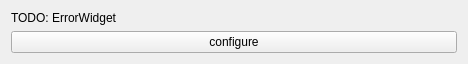
This is src/gui/widgets/errorwidget.ui in KDE/kigo as Qt 5 draws it before an edit. The edited form follows.
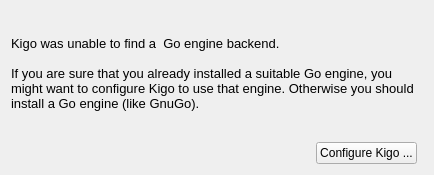
This is the edited form. Custom widgets are drawn as their Qt base class.

Commit message: Added new wood-metal theme (work-in-progress), a screenshot for the default theme, better theme reload handling and errror display when go engine is missing.

The edit to the form file:
```diff
--- a/src/gui/widgets/errorwidget.ui
+++ b/src/gui/widgets/errorwidget.ui
@@ -6,8 +6,8 @@
    <rect>
     <x>0</x>
     <y>0</y>
-    <width>468</width>
-    <height>53</height>
+    <width>434</width>
+    <height>175</height>
    </rect>
   </property>
   <property name="sizePolicy">
@@ -19,18 +19,43 @@
   <property name="windowTitle">
    <string>Form</string>
   </property>
-  <layout class="QVBoxLayout" name="verticalLayout_2">
-   <item>
-    <widget class="QLabel" name="label">
+  <layout class="QGridLayout" name="gridLayout">
+   <item row="0" column="0" colspan="3">
+    <widget class="QLabel" name="errorLabel">
      <property name="text">
-      <string>TODO: ErrorWidget</string>
+      <string>&lt;!DOCTYPE HTML PUBLIC &quot;-//W3C//DTD HTML 4.0//EN&quot; &quot;http://www.w3.org/TR/REC-html40/strict.dtd&quot;&gt;
+&lt;html&gt;&lt;head&gt;&lt;meta name=&quot;qrichtext&quot; content=&quot;1&quot; /&gt;&lt;style type=&quot;text/css&quot;&gt;
+p, li { white-space: pre-wrap; }
+&lt;/style&gt;&lt;/head&gt;&lt;body style=&quot; font-family:'Sans Serif'; font-size:10pt; font-weight:400; font-style:normal;&quot;&gt;
+&lt;p style=&quot; margin-top:0px; margin-bottom:0px; margin-left:0px; margin-right:0px; -qt-block-indent:0; text-indent:0px;&quot;&gt;Kigo was unable to find a  Go engine backend.&lt;/p&gt;
+&lt;p style=&quot;-qt-paragraph-type:empty; margin-top:0px; margin-bottom:0px; margin-left:0px; margin-right:0px; -qt-block-indent:0; text-indent:0px;&quot;&gt;&lt;/p&gt;
+&lt;p style=&quot; margin-top:0px; margin-bottom:0px; margin-left:0px; margin-right:0px; -qt-block-indent:0; text-indent:0px;&quot;&gt;If you are sure that you already installed a suitable Go engine, you might want to configure Kigo to use that engine. Otherwise you should install a Go engine (like GnuGo).&lt;/p&gt;&lt;/body&gt;&lt;/html&gt;</string>
+     </property>
+     <property name="textFormat">
+      <enum>Qt::RichText</enum>
+     </property>
+     <property name="wordWrap">
+      <bool>true</bool>
      </property>
     </widget>
    </item>
-   <item>
+   <item row="2" column="0">
+    <spacer name="horizontalSpacer">
+     <property name="orientation">
+      <enum>Qt::Horizontal</enum>
+     </property>
+     <property name="sizeHint" stdset="0">
+      <size>
+       <width>40</width>
+       <height>20</height>
+      </size>
+     </property>
+    </spacer>
+   </item>
+   <item row="2" column="1">
     <widget class="KPushButton" name="configureButton">
      <property name="text">
-      <string>configure</string>
+      <string>Configure Kigo ...</string>
      </property>
     </widget>
    </item>
```
The commit also changes 13 other files.
